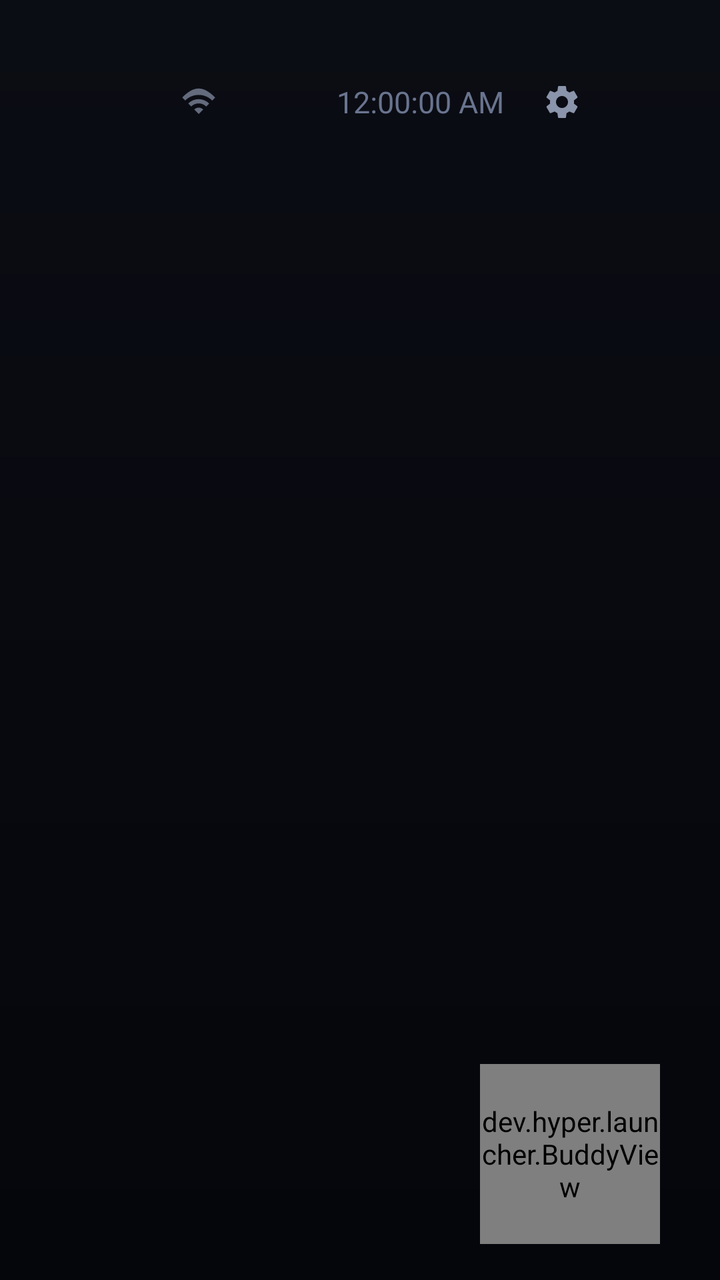
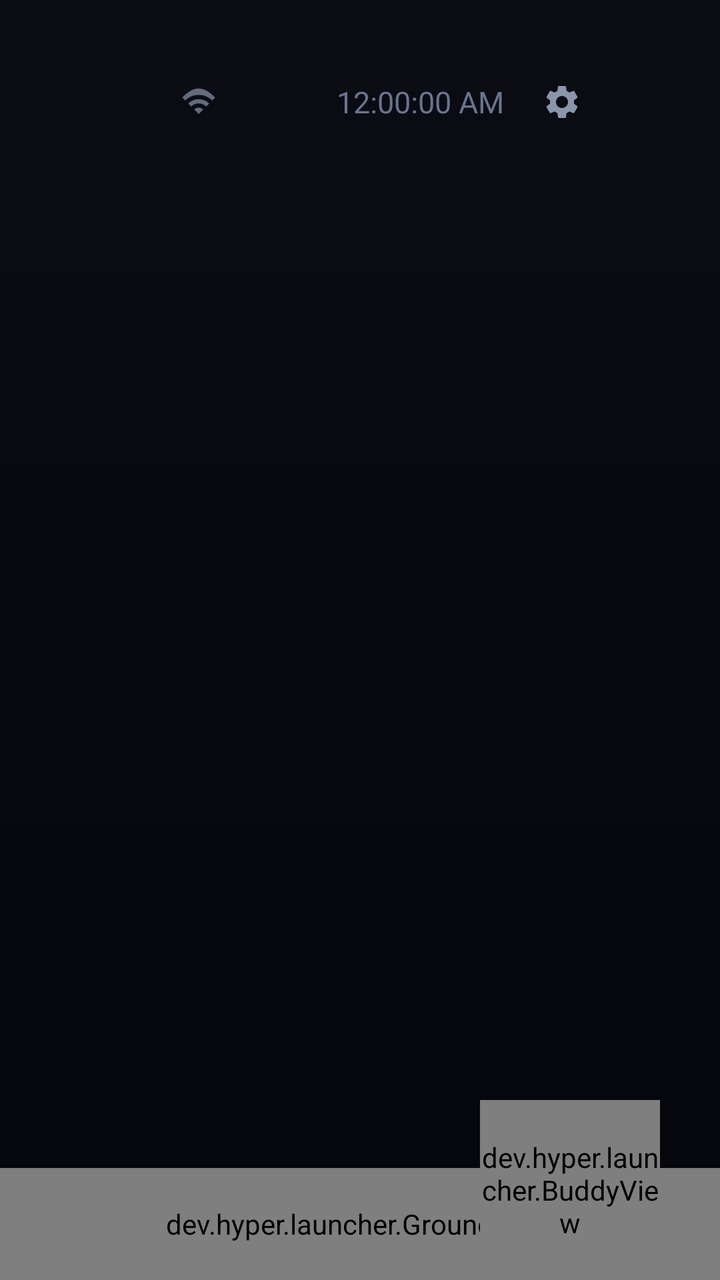

Screens rendered from an Android XML layout before and after an edit, with the pre-edit source and the edit as a unified diff.
<!-- AndroidManifest.xml: application theme Theme.Hyper -->
<!-- res/layout/activity_home.xml -->
<?xml version="1.0" encoding="utf-8"?>
<FrameLayout xmlns:android="http://schemas.android.com/apk/res/android"
    android:layout_width="match_parent"
    android:layout_height="match_parent"
    android:clipChildren="false"
    android:clipToPadding="false">

    <LinearLayout
        android:layout_width="match_parent"
        android:layout_height="match_parent"
        android:orientation="vertical"
        android:clipChildren="false"
        android:clipToPadding="false"
        android:paddingStart="64dp"
        android:paddingEnd="64dp"
        android:paddingTop="36dp"
        android:paddingBottom="32dp">

        
        <LinearLayout
            android:layout_width="match_parent"
            android:layout_height="wrap_content"
            android:orientation="horizontal"
            android:gravity="center_vertical"
            android:layout_marginBottom="36dp">

            <View
                android:layout_width="0dp"
                android:layout_height="1dp"
                android:layout_weight="1" />

            
            <LinearLayout
                android:id="@+id/wifiGroup"
                android:layout_width="wrap_content"
                android:layout_height="wrap_content"
                android:orientation="horizontal"
                android:gravity="center_vertical"
                android:paddingStart="10dp"
                android:paddingEnd="10dp"
                android:paddingTop="4dp"
                android:paddingBottom="4dp"
                android:focusable="true"
                android:clickable="true"
                android:layout_marginEnd="4dp">

                <ImageView
                    android:id="@+id/wifiIcon"
                    android:layout_width="18dp"
                    android:layout_height="18dp"
                    android:src="@drawable/ic_wifi"
                    android:alpha="0.7" />

                <TextView
                    android:id="@+id/ssid"
                    android:layout_width="wrap_content"
                    android:maxWidth="110dp"
                    android:layout_height="wrap_content"
                    android:layout_marginStart="8dp"
                    android:textColor="@color/text_dim"
                    android:textSize="13sp"
                    android:singleLine="true"
                    android:ellipsize="marquee"
                    android:marqueeRepeatLimit="marquee_forever"
                    android:focusable="true"
                    android:scrollHorizontally="true" />
            </LinearLayout>

            <TextView
                android:id="@+id/weather"
                android:layout_width="wrap_content"
                android:layout_height="wrap_content"
                android:textColor="@color/text_dim"
                android:textSize="14sp"
                android:layout_marginEnd="18dp"
                android:paddingStart="10dp"
                android:paddingEnd="10dp"
                android:paddingTop="4dp"
                android:paddingBottom="4dp"
                android:focusable="true"
                android:clickable="true"
                android:visibility="gone" />

            <TextView
                android:id="@+id/date"
                android:layout_width="wrap_content"
                android:layout_height="wrap_content"
                android:textColor="@color/text_dim"
                android:textSize="14sp"
                android:layout_marginEnd="18dp"
                android:paddingStart="10dp"
                android:paddingEnd="10dp"
                android:paddingTop="4dp"
                android:paddingBottom="4dp"
                android:focusable="true"
                android:clickable="true" />

            <TextClock
                android:id="@+id/clock"
                android:layout_width="wrap_content"
                android:layout_height="wrap_content"
                android:format12Hour="h:mm:ss a"
                android:format24Hour="H:mm:ss"
                android:textColor="@color/text_dim"
                android:textSize="15sp" />

            <ImageView
                android:id="@+id/settingsBtn"
                android:layout_width="30dp"
                android:layout_height="30dp"
                android:src="@drawable/ic_settings"
                android:padding="5dp"
                android:layout_marginStart="14dp"
                android:focusable="true"
                android:clickable="true"
                android:contentDescription="Settings" />
        </LinearLayout>

        
        <GridView
            android:id="@+id/grid"
            android:layout_width="match_parent"
            android:layout_height="0dp"
            android:layout_weight="1"
            android:numColumns="6"
            android:horizontalSpacing="18dp"
            android:verticalSpacing="18dp"
            android:layout_marginTop="28dp"
            android:stretchMode="columnWidth"
            android:scrollbars="none"
            android:overScrollMode="never"
            android:clipToPadding="false"
            android:clipChildren="false"
            android:listSelector="@android:color/transparent" />

        
        <TextView
            android:id="@+id/hint"
            android:layout_width="match_parent"
            android:layout_height="wrap_content"
            android:gravity="center"
            android:textColor="@color/text_dim"
            android:textSize="13sp"
            android:alpha="0"
            android:layout_marginTop="14dp" />
    </LinearLayout>

    
    <dev.hyper.launcher.BuddyView
        android:id="@+id/buddy"
        android:layout_width="90dp"
        android:layout_height="90dp"
        android:layout_gravity="bottom|end"
        android:layout_marginEnd="30dp"
        android:layout_marginBottom="18dp" />
</FrameLayout>
<!-- resources referenced by this layout -->
<resources>
  <color name="text_dim">#69748F</color>
  <!-- drawable ic_settings (drawable) -->
  <vector xmlns:android="http://schemas.android.com/apk/res/android"
      android:width="24dp" android:height="24dp"
      android:viewportWidth="24" android:viewportHeight="24">
      <path
          android:fillColor="#8A94AA"
          android:pathData="M19.14,12.94c0.04,-0.3 0.06,-0.61 0.06,-0.94c0,-0.32 -0.02,-0.64 -0.07,-0.94l2.03,-1.58c0.18,-0.14 0.23,-0.41 0.12,-0.61l-1.92,-3.32c-0.12,-0.22 -0.37,-0.29 -0.59,-0.22l-2.39,0.96c-0.5,-0.38 -1.03,-0.7 -1.62,-0.94L14.4,2.81c-0.04,-0.24 -0.24,-0.41 -0.48,-0.41h-3.84c-0.24,0 -0.43,0.17 -0.47,0.41L9.25,5.35C8.66,5.59 8.12,5.92 7.63,6.29L5.24,5.33c-0.22,-0.08 -0.47,0 -0.59,0.22L2.74,8.87C2.62,9.08 2.66,9.34 2.86,9.48l2.03,1.58C4.84,11.36 4.8,11.69 4.8,12s0.02,0.64 0.07,0.94l-2.03,1.58c-0.18,0.14 -0.23,0.41 -0.12,0.61l1.92,3.32c0.12,0.22 0.37,0.29 0.59,0.22l2.39,-0.96c0.5,0.38 1.03,0.7 1.62,0.94l0.36,2.54c0.05,0.24 0.24,0.41 0.48,0.41h3.84c0.24,0 0.44,-0.17 0.47,-0.41l0.36,-2.54c0.59,-0.24 1.13,-0.56 1.62,-0.94l2.39,0.96c0.22,0.08 0.47,0 0.59,-0.22l1.92,-3.32c0.12,-0.22 0.07,-0.47 -0.12,-0.61L19.14,12.94zM12,15.6c-1.98,0 -3.6,-1.62 -3.6,-3.6s1.62,-3.6 3.6,-3.6s3.6,1.62 3.6,3.6S13.98,15.6 12,15.6z" />
  </vector>
  <!-- drawable ic_wifi (drawable) -->
  <vector xmlns:android="http://schemas.android.com/apk/res/android"
      android:width="24dp" android:height="24dp"
      android:viewportWidth="24" android:viewportHeight="24">
      <path
          android:fillColor="#8A94AA"
          android:pathData="M1,9l2,2c4.97,-4.97 13.03,-4.97 18,0l2,-2C18.93,4.93 15.47,3 12,3S5.07,4.93 1,9zM9,17l3,3l3,-3c-1.65,-1.66 -4.34,-1.66 -6,0zM5,13l2,2c2.76,-2.76 7.24,-2.76 10,0l2,-2C15.14,9.14 8.87,9.14 5,13z" />
  </vector>
  <style name="Theme.Hyper" parent="android:Theme.Material.NoActionBar">
          <item name="android:windowBackground">@drawable/bg</item>
          <item name="android:windowFullscreen">true</item>
          <item name="android:statusBarColor">@android:color/transparent</item>
          <item name="android:navigationBarColor">@android:color/transparent</item>
          <item name="android:windowLayoutInDisplayCutoutMode">shortEdges</item>
      </style>
  <!-- drawable bg (drawable) -->
  <?xml version="1.0" encoding="utf-8"?>
  <shape xmlns:android="http://schemas.android.com/apk/res/android" android:shape="rectangle">
      <gradient
          android:angle="270"
          android:startColor="@color/bg_top"
          android:endColor="@color/bg_bottom"
          android:type="linear" />
  </shape>
  <color name="bg_top">#0B0D14</color>
  <color name="bg_bottom">#05060B</color>
</resources>

<!-- the commit's change to res/layout/activity_home.xml (unified diff, before → after) -->
@@ -146,11 +146,17 @@
     </LinearLayout>
 
     
+    <dev.hyper.launcher.GroundView
+        android:id="@+id/ground"
+        android:layout_width="match_parent"
+        android:layout_height="56dp"
+        android:layout_gravity="bottom" />
+
+    
     <dev.hyper.launcher.BuddyView
         android:id="@+id/buddy"
         android:layout_width="90dp"
         android:layout_height="90dp"
         android:layout_gravity="bottom|end"
-        android:layout_marginEnd="30dp"
-        android:layout_marginBottom="18dp" />
+        android:layout_marginEnd="30dp" />
 </FrameLayout>
